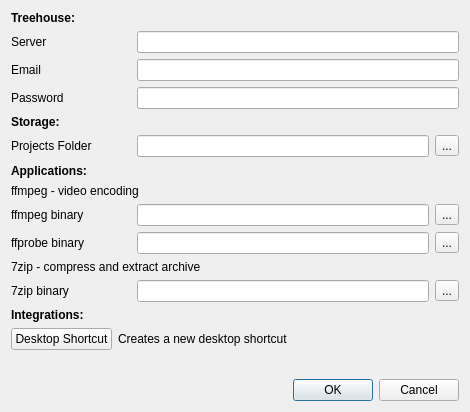
dearyangyu/swing, file module/wildchildanimation/gui/forms/maya/settings_dialog.ui: the form before one commit.
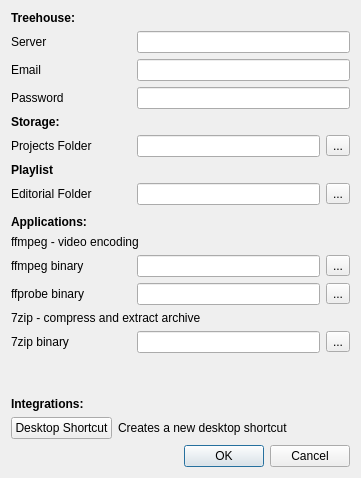
The form after the commit.

Patch:
```diff
--- a/module/wildchildanimation/gui/forms/maya/settings_dialog.ui
+++ b/module/wildchildanimation/gui/forms/maya/settings_dialog.ui
@@ -9,8 +9,8 @@
    <rect>
     <x>0</x>
     <y>0</y>
-    <width>470</width>
-    <height>412</height>
+    <width>361</width>
+    <height>478</height>
    </rect>
   </property>
   <property name="focusPolicy">
@@ -156,14 +156,58 @@
     </layout>
    </item>
    <item>
-    <spacer name="verticalSpacer">
+    <widget class="QLabel" name="label_14">
+     <property name="font">
+      <font>
+       <weight>75</weight>
+       <bold>true</bold>
+      </font>
+     </property>
+     <property name="text">
+      <string>Playlist</string>
+     </property>
+    </widget>
+   </item>
+   <item>
+    <layout class="QHBoxLayout" name="horizontalLayout_9">
+     <item>
+      <widget class="QLabel" name="labelEditorialFolder">
+       <property name="minimumSize">
+        <size>
+         <width>120</width>
+         <height>0</height>
+        </size>
+       </property>
+       <property name="text">
+        <string>Editorial Folder</string>
+       </property>
+      </widget>
+     </item>
+     <item>
+      <widget class="QLineEdit" name="lineEditEditorialFolder">
+       <property name="toolTip">
+        <string>&lt;html&gt;&lt;head/&gt;&lt;body&gt;&lt;p&gt;Root directory for projects&lt;/p&gt;&lt;p&gt;&lt;br/&gt;&lt;/p&gt;&lt;p&gt;Shots will be downloaded to:&lt;/p&gt;&lt;p&gt;&lt;span style=&quot; font-weight:600;&quot;&gt;root/project/assets&lt;/span&gt;&lt;/p&gt;&lt;p&gt;&lt;br/&gt;&lt;/p&gt;&lt;p&gt;Assets will be downloaded to: &lt;/p&gt;&lt;p&gt;&lt;span style=&quot; font-weight:600;&quot;&gt;root/project/assets&lt;/span&gt;&lt;/p&gt;&lt;/body&gt;&lt;/html&gt;</string>
+       </property>
+      </widget>
+     </item>
+     <item>
+      <widget class="QToolButton" name="toolButtonEditorialFolder">
+       <property name="text">
+        <string>...</string>
+       </property>
+      </widget>
+     </item>
+    </layout>
+   </item>
+   <item>
+    <spacer name="verticalSpacer_3">
      <property name="orientation">
       <enum>Qt::Vertical</enum>
      </property>
      <property name="sizeHint" stdset="0">
       <size>
        <width>20</width>
-       <height>19</height>
+       <height>6</height>
       </size>
      </property>
     </spacer>
@@ -289,7 +333,20 @@
     </layout>
    </item>
    <item>
-    <widget class="QLabel" name="label_11">
+    <spacer name="verticalSpacer_2">
+     <property name="orientation">
+      <enum>Qt::Vertical</enum>
+     </property>
+     <property name="sizeHint" stdset="0">
+      <size>
+       <width>20</width>
+       <height>40</height>
+      </size>
+     </property>
+    </spacer>
+   </item>
+   <item>
+    <widget class="QLabel" name="labelIntegrations">
      <property name="font">
       <font>
        <weight>75</weight>
@@ -332,19 +389,6 @@
      </item>
     </layout>
    </item>
-   <item>
-    <spacer name="verticalSpacer_2">
-     <property name="orientation">
-      <enum>Qt::Vertical</enum>
-     </property>
-     <property name="sizeHint" stdset="0">
-      <size>
-       <width>20</width>
-       <height>40</height>
-      </size>
-     </property>
-    </spacer>
-   </item>
    <item>
     <widget class="QDialogButtonBox" name="buttonBox">
      <property name="orientation">
```
Left out of the diff: 18 changed lines with no effect on the pictures.
